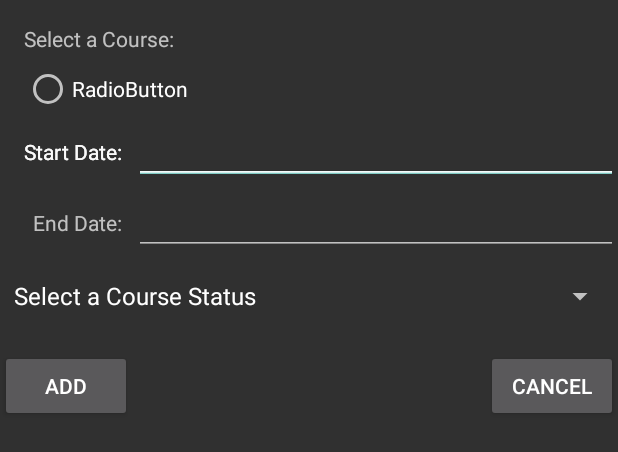
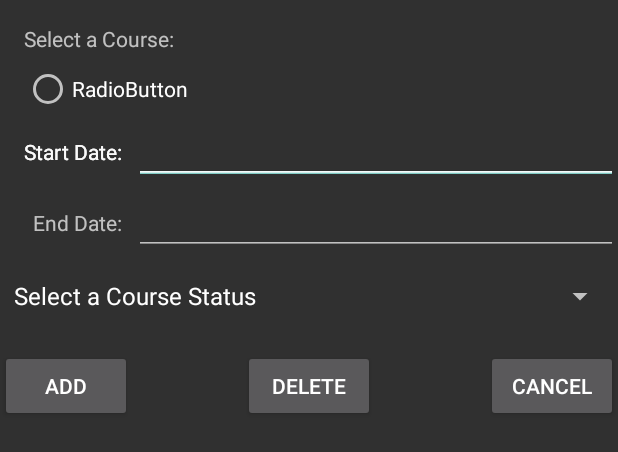
Before and after one commit to robstudentaccount/c196, an Android app: the layout activity_course_section.xml on its own in the app's theme, with its tools: preview values and no code run, on a phone screen of 412 x 824 dp. Shown: the top 452 px of the screen. Run offline under Robolectric (Android 15) with nearby library versions, the phone set to English and light mode, and no system bars.

Commit message:
Added Delete Button to courseSection

```diff
--- a/app/src/main/java/com/stuart/robert/wgu/c196/v3/Term.java
+++ b/app/src/main/java/com/stuart/robert/wgu/c196/v3/Term.java
@@ -40,6 +40,9 @@ public class Term {
         }
         return null;
     }
+    public void removeSection(Course section) {
+        sections.remove(section);
+    }
     public ArrayList<Course> getSections () {
         return sections;
     }
--- a/app/src/main/res/layout/activity_course_section.xml
+++ b/app/src/main/res/layout/activity_course_section.xml
@@ -162,4 +162,13 @@
         app:layout_constraintStart_toStartOf="parent"
         app:layout_constraintTop_toBottomOf="@+id/endDateText" />
 
+    <Button
+        android:id="@+id/courseSectionDeleteBtn"
+        android:layout_width="wrap_content"
+        android:layout_height="wrap_content"
+        android:text="Delete"
+        app:layout_constraintBaseline_toBaselineOf="@+id/courseSectionAddBtn"
+        app:layout_constraintEnd_toStartOf="@+id/courseSectionCancelBtn"
+        app:layout_constraintStart_toEndOf="@+id/courseSectionAddBtn" />
+
 </android.support.constraint.ConstraintLayout>
```
Also changed, not shown: app/src/main/java/com/stuart/robert/wgu/c196/v3/courseSection.java (+13 -1 lines).
